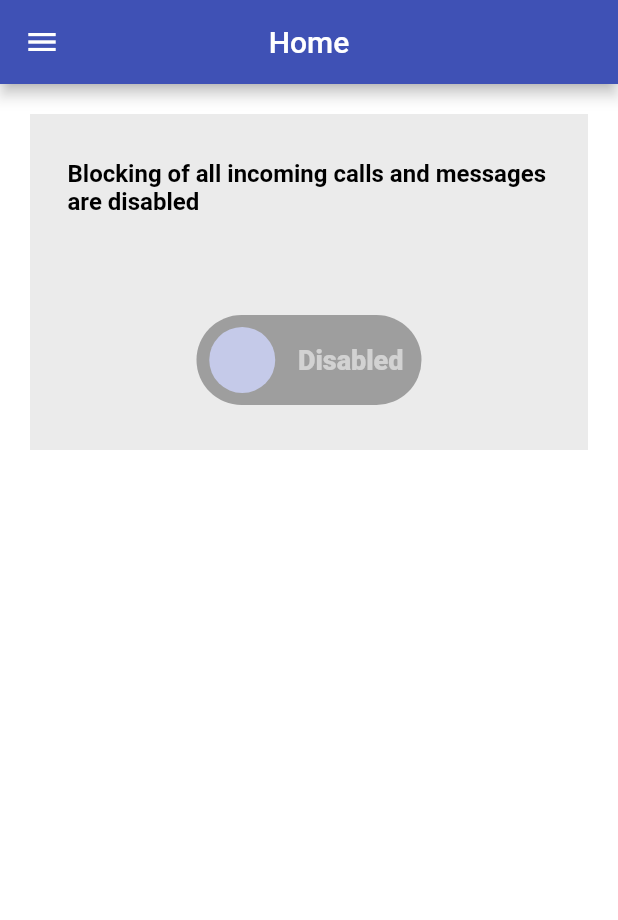
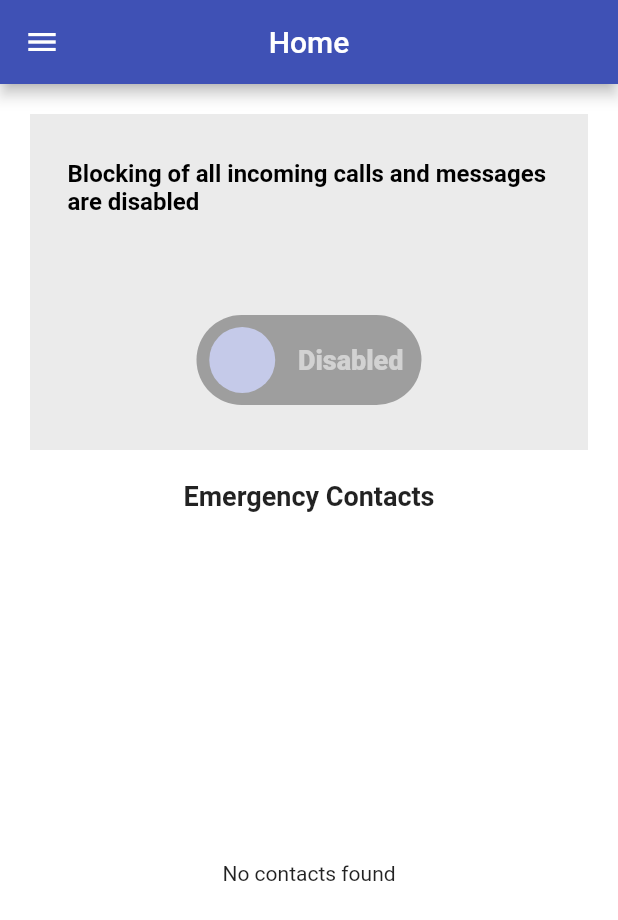
Before and after one commit to ejlocop/driverge, a Flutter app: the screen it shows after launch, on a phone screen of 412 x 824 dp. Shown: the top 920 px of the screen. Run offline on Flutter 3.47's test engine with Material 2 defaults, Android fonts, the phone set to English and light mode, and no system bars; drawn by our look-alikes of flutter_switch; our stand-ins replace bloc, equatable, flutter_bloc, permission_handler, sqflite; missing offline and left inert: telephony; accounts and stored records are empty.

Commit message:
done contacts page and functionality

```diff
--- a/lib/blocs/bloc/app_bloc.dart
+++ b/lib/blocs/bloc/app_bloc.dart
@@ -11,6 +11,8 @@ class AppBloc extends Bloc<AppEvent, AppState> {
 		on<NavigateTo>(onNavigateTo);
 		on<EnableBlockerEvent>(onEnabledBlocker);
 		on<AddNewContact>(onAddNewContact);
+		on<RemovedContact>(onRemovedContact);
+		on<ContactsLoaded>(onContactsLoaded);
 	}
 
 	void onNavigateTo(NavigateTo event, Emitter<AppState> emit) {
@@ -22,10 +24,15 @@ class AppBloc extends Bloc<AppEvent, AppState> {
 	}
 
 	void onAddNewContact(AddNewContact event, Emitter<AppState> emit) {
+		print(event.contact);
 		emit(state.copyWith(contacts: [...state.contacts, event.contact]));
 	}
 
-	void onFetchAllContacts(FetchedAllContacts event, Emitter<AppState> emit) {
-		emit(state.copyWith(contacts: event.contacts));
+	void onContactsLoaded(ContactsLoaded event, Emitter<AppState> emit) {
+		emit(state.copyWith(contacts: event.contacts, contactsFetched: event.contactsFetched));
+	}
+
+	void onRemovedContact(RemovedContact event, Emitter<AppState> emit) {
+		emit(state.copyWith(contacts: state.contacts.where((contact) => contact.id != event.contact.id).toList()));
 	}
 }
--- a/lib/blocs/bloc/app_event.dart
+++ b/lib/blocs/bloc/app_event.dart
@@ -19,7 +19,13 @@ class AddNewContact extends AppEvent {
 	const AddNewContact(this.contact);
 }
 
-class FetchedAllContacts extends AppEvent {
+class RemovedContact extends AppEvent {
+	final Contact contact;
+	const RemovedContact(this.contact);
+}
+
+class ContactsLoaded extends AppEvent {
 	final List<Contact> contacts;
-	const FetchedAllContacts(this.contacts);
+  bool contactsFetched = false;
+	ContactsLoaded(this.contacts, this.contactsFetched);
 }
--- a/lib/blocs/bloc/app_state.dart
+++ b/lib/blocs/bloc/app_state.dart
@@ -5,29 +5,34 @@ class AppState extends Equatable {
 	final bool isBlocked;
 	final NavItem selectedItem;
 	final List<Contact> contacts;
+	final bool contactsFetched;
 
 	const AppState({
 		this.isBlocked = false,
 		this.selectedItem = NavItem.homePage,
 		this.contacts = const [],
+		this.contactsFetched = false,
 	});
 
 	@override
 	List<Object> get props => [
 		isBlocked,
 		selectedItem,
-		contacts
+		contacts,
+		contactsFetched,
 	];
 
 	AppState copyWith({
 		bool? isBlocked,
 		NavItem? selectedItem,
 		List<Contact>? contacts,
+		bool? contactsFetched,
 	}) {
 		return AppState(
 			isBlocked: isBlocked ?? this.isBlocked,
 			selectedItem: selectedItem ?? this.selectedItem,
 			contacts: contacts ?? this.contacts,
+			contactsFetched: contactsFetched ?? this.contactsFetched
 		);
 	}
 }
--- a/lib/common_widgets/contacts_list_builder.dart
+++ b/lib/common_widgets/contacts_list_builder.dart
@@ -1,74 +1,112 @@
-
+import 'package:driverge/blocs/bloc/app_bloc.dart';
 import 'package:driverge/models/contact.dart';
 import 'package:flutter/material.dart';
+import 'package:flutter_bloc/flutter_bloc.dart';
 import 'package:telephony/telephony.dart';
 
-class ContactsListBuilder extends StatelessWidget {
-
-	ContactsListBuilder({
-		Key? key,
-		required this.future,
-		this.onEdit,
+class ContactsListBuilder extends StatefulWidget {
+	const ContactsListBuilder(
+		{Key? key,
+		this.future,
 		this.onDelete,
 		this.showDelete,
-		this.showEdit,
-		this.showCall
-	}) :
-		// assert(showDelete != true || onDelete == null),
-		// assert(showEdit != true || onEdit == null),
-		super(key: key);
+		this.showCall}) : super(key: key);
 
-	final Future<List<Contact>> future;
+	final Future<List<Contact>>? future;
 
 	final bool? showDelete;
-	final bool? showEdit;
 	final bool? showCall;
-	final Function(Contact)? onEdit;
 	final Function(Contact)? onDelete;
+
+	@override
+	ContactsListBuilderState createState() => ContactsListBuilderState();
+}
+
+class ContactsListBuilderState extends State<ContactsListBuilder> {
+
 	final telephony = Telephony.instance;
+	List<Contact> _contacts = [];
 
 	void _callContact(Contact contact) async {
-		await telephony.openDialer(contact.phone);
+		await telephony.dialPhoneNumber(contact.phone);
 	}
 
 	@override
 	Widget build(BuildContext context) {
 		return FutureBuilder<List<Contact>>(
-			future: future,
+			future: widget.future,
 			builder: (context, snapshot) {
-				if(snapshot.connectionState == ConnectionState.waiting) {
+				if (snapshot.connectionState == ConnectionState.waiting) {
 					return const Center(
 						child: CircularProgressIndicator(),
 					);
 				}
-				return ListView.builder(
-					itemCount: snapshot.data!.length,
-					itemBuilder: (context, index) => _buildContactCard(snapshot.data![index], context)
+
+				if (snapshot.hasError) {
+					return Center(
+						child: Text('Error: ${snapshot.error}'),
+					);
+				}
+
+				_contacts = BlocProvider.of<AppBloc>(context).state.contacts;
+
+				if(widget.future != null) {
+					_contacts = snapshot.data!;
+				}
+
+				BlocProvider.of<AppBloc>(context).add(ContactsLoaded(_contacts, true));
+
+				if (_contacts.isEmpty) {
+					return const Center(
+						child: Text('No contacts found'),
+					);
+				}
+
+				return BlocListener<AppBloc, AppState>(
+					listener: (context, state) {
+						print('new State');
+						setState(() => _contacts = state.contacts);
+					},
+					child: ListView.builder(
+						itemCount: _contacts.length,
+						itemBuilder: (context, index) => _buildContactCard(_contacts[index], context)
+					),
 				);
 			}
 		);
 	}
 
-	Widget _buildContactCard (Contact contact, BuildContext context) {
+	Widget _buildContactCard(Contact contact, BuildContext context) {
 		return Padding(
-			padding: const EdgeInsets.symmetric(vertical: 15, horizontal: 10.0),
+			padding: const EdgeInsets.symmetric(horizontal: 15.0),
 			child: Card(
+				elevation: 2,
 				child: Padding(
 					padding: const EdgeInsets.symmetric(vertical: 5, horizontal: 15),
 					child: Row(
 						children: <Widget>[
-							Expanded(
+							_buildContactInfo(contact),
+							_buildCallButton(contact),
+							_buildDeleteButton(contact, context),
+						],
+					),
+				),
+			)
+		);
+	}
+
+	Widget _buildContactInfo(Contact contact) {
+		return Expanded(
 			child: Column(
 				crossAxisAlignment: CrossAxisAlignment.start,
 				children: [
-										Text(
-											contact.name,
+					Text(contact.name,
 						style: const TextStyle(
 							fontSize: 16.0,
 							fontWeight: FontWeight.w800,
 						)
 					),
-										const SizedBox(height: 1),
+					const SizedBox(height: 5),
 					Text(
 						contact.phone,
 						style: TextStyle(
@@ -79,9 +117,12 @@ class ContactsListBuilder extends StatelessWidget {
 					),
 				],
 			),
-							),
-							Visibility(
-								visible: showCall ?? false,
+		);
+	}
+
+	Widget _buildCallButton(Contact contact) {
+		return Visibility(
+			visible: widget.showCall ?? false,
 			child: InkWell(
 				onTap: () => _callContact(contact),
 				borderRadius: BorderRadius.circular(12),
@@ -91,28 +132,17 @@ class ContactsListBuilder extends StatelessWidget {
 					child: Icon(Icons.call, color: Colors.indigo),
 				),
 			)
-							),
-							Visibility(
-								visible: showEdit ?? false,
-								child: Column(
-									children: [
-										const SizedBox(width: 50.0),
-										InkWell(
-											onTap: () => onEdit!(contact),
-											borderRadius: BorderRadius.circular(12),
-											splashColor: Colors.indigoAccent.shade200,
-											child: const Padding(
-												padding: EdgeInsets.all(10),
-												child: Icon(Icons.edit, color: Colors.indigo),
-											),
-										)
-									]
-								),
-							),
-							Visibility(
-								visible: showDelete ?? false,
+		);
+	}
+
+	Widget _buildDeleteButton(Contact contact, BuildContext context) {
+		return Visibility(
+			visible: widget.showDelete ?? false,
 			child: InkWell(
-									onTap: () => onDelete!(contact),
+				onTap: () {
+					BlocProvider.of<AppBloc>(context).add(RemovedContact(contact));
+					widget.onDelete!(contact);
+				},
 				borderRadius: BorderRadius.circular(12),
 				splashColor: Colors.red.shade200,
 				child: const Padding(
@@ -120,11 +150,6 @@ class ContactsListBuilder extends StatelessWidget {
 					child: Icon(Icons.delete, color: Colors.red),
 				),
 			)
-							)
-						],
-					),
-				),
-			)
 		);
 	}
 }
--- a/lib/main.dart
+++ b/lib/main.dart
@@ -82,8 +82,6 @@ class MyHomePageState extends State<MyHomePage> {
 
 	_getAppbarTitle(NavItem state) {
 		switch (state) {
-			case NavItem.homePage:
-				return 'Home';
 			case NavItem.contactsPage:
 				return 'Contacts';
 			case NavItem.messagesPage:
@@ -91,14 +89,12 @@ class MyHomePageState extends State<MyHomePage> {
 			case NavItem.logsPage:
 				return 'Logs';
 			default:
-				return '';
+				return 'Home';
 		}
 	}
 
 	_getContentForState(NavItem state) {
 		switch (state) {
-			case NavItem.homePage:
-				return const HomePage();
 			case NavItem.contactsPage:
 				return const ContactsPage();
 			case NavItem.messagesPage:
--- a/lib/pages/home.dart
+++ b/lib/pages/home.dart
@@ -36,32 +36,29 @@ class HomePageState extends State<HomePage> {
 
 	@override
 	Widget build(BuildContext context) {
+		return BlocBuilder<AppBloc, AppState>(
+			builder: (context, state) {
 				return Column(
 					mainAxisSize: MainAxisSize.min,
 					children: <Widget>[
 						Container(
 							padding: const EdgeInsets.symmetric(horizontal: 25, vertical: 30),
 							decoration: const BoxDecoration(color: Color.fromARGB(20, 0, 0, 0)),
-					margin: const EdgeInsets.only(bottom: 60, top: 20, left: 20, right: 20),
-					child: BlocBuilder<AppBloc, AppState>(
-						builder: (context, state) {
-							return Column(
-								children: [
-									_buildBlocker(context, state),
-								],
-							);
-						}
+							margin: const EdgeInsets.all(20),
+							child: _buildBlocker(context, state)
 						),
+						const Text("Emergency Contacts",
+							style: TextStyle(fontSize: 18, fontWeight: FontWeight.w600)
 						),
-				const SizedBox(height: 15),
 						Expanded(
 							child: ContactsListBuilder(
-						future: _getContacts(),
+								future: state.contactsFetched ? null : _getContacts(),
 								showCall: true,
 							)
 						)
-
 					],
+				);
+			},
 		);
 	}
 
--- a/lib/services/database.dart
+++ b/lib/services/database.dart
@@ -78,6 +78,8 @@ class DatabaseService {
 		// Get a reference to the database.
 		final db = await _databaseService.database;
 
+    print('Fetching contacts...');
+
 		// Query the table for all the Contacts.
 		final List<Map<String, dynamic>> contacts = await db.query('contacts');
 
```
Also changed, not shown: lib/pages/contacts.dart (+24 -22 lines). Lines whose indentation alone changed are shown as unchanged.
